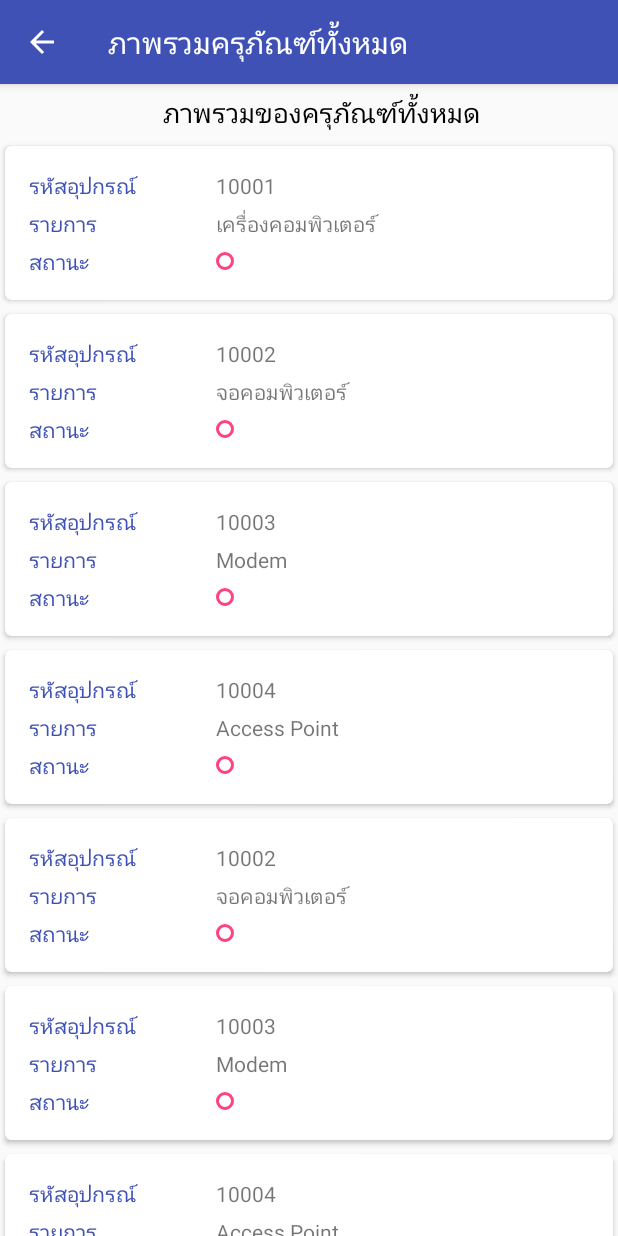
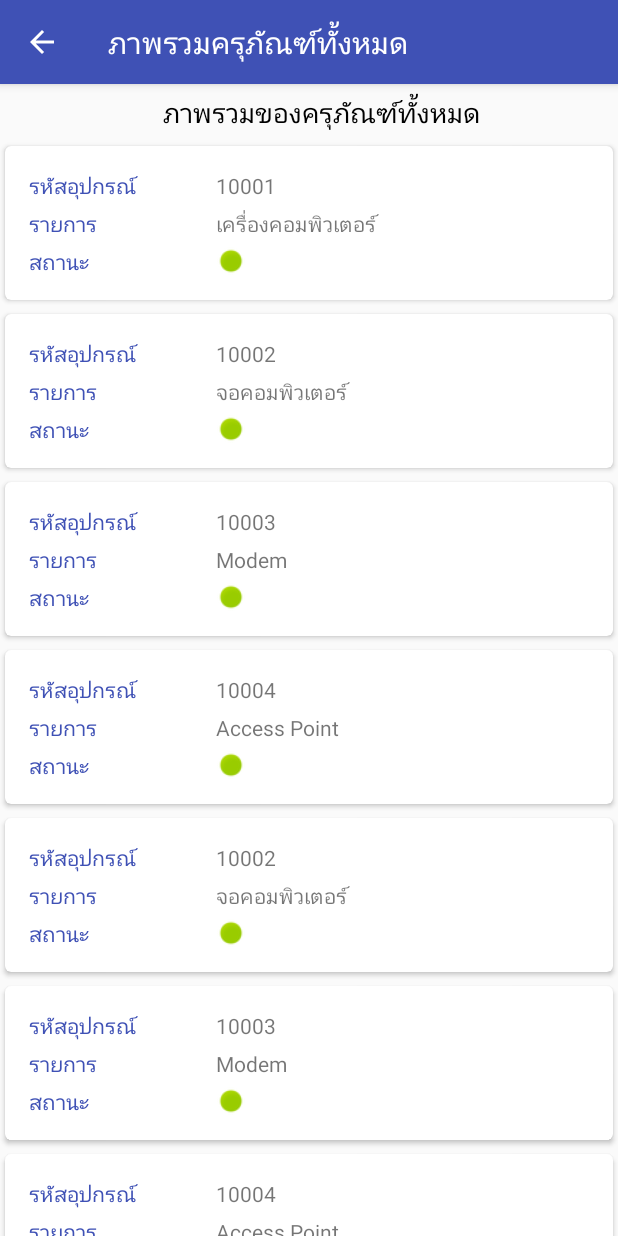
Before and after one commit to msoftteam/KVC-ICT, an Android app: the OverviewActivity screen opened directly, with no data from a screen before it, on a phone screen of 412 x 824 dp. Run offline under Robolectric (Android 15) with nearby library versions, the phone set to English and light mode, and no system bars.

Commit message:
change icon status

```diff
--- a/app/src/main/res/layout/item_overview.xml
+++ b/app/src/main/res/layout/item_overview.xml
@@ -77,10 +77,10 @@
                 android:orientation="horizontal">
 
                 <android.support.v7.widget.AppCompatImageView
-                    android:layout_width="12dp"
-                    android:layout_height="12dp"
+                    android:layout_width="20dp"
+                    android:layout_height="20dp"
                     android:layout_gravity="center"
-                    android:background="@drawable/circle"/>
+                    card_view:srcCompat="@android:drawable/presence_online" />
 
             </LinearLayout>
 
```
